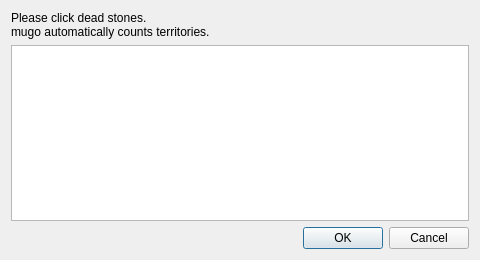
Old version of the form countterritorydialog.ui in the repository nullx002/mugo.
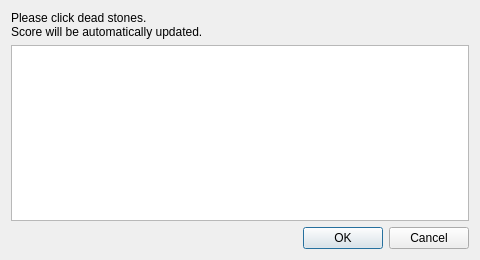
New version of the form.

What changed in the file:
```diff
--- a/countterritorydialog.ui
+++ b/countterritorydialog.ui
@@ -18,7 +18,7 @@
     <widget class="QLabel" name="label">
      <property name="text">
       <string>Please click dead stones. 
-mugo automatically counts territories.</string>
+Score will be automatically updated.</string>
      </property>
     </widget>
    </item>
```
